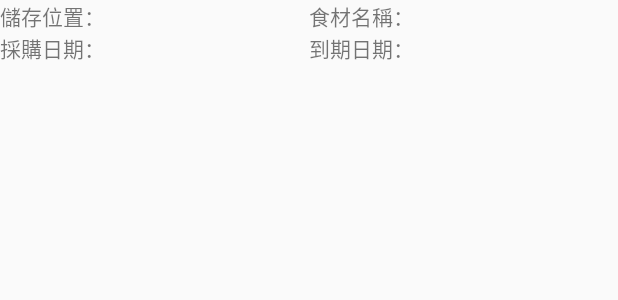
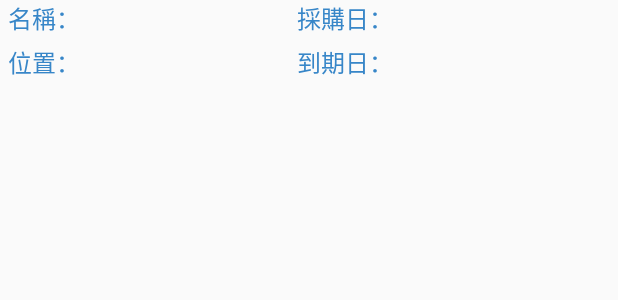
Before and after one commit to chrislai0621/Ce_Refrigerator, an Android app: the layout listview_main.xml on its own in the app's theme, with its tools: preview values and no code run, on a phone screen of 412 x 824 dp. Shown: the top 300 px of the screen. Run offline under Robolectric (Android 15) with nearby library versions, the phone set to English and light mode, and no system bars.

Commit message:
修改listview樣式

```diff
--- a/app/src/main/res/layout/activity_refrigerator.xml
+++ b/app/src/main/res/layout/activity_refrigerator.xml
@@ -35,7 +35,9 @@
             style="@style/Button"/>
     </RelativeLayout>
 
-
+    <ScrollView
+        android:layout_width="match_parent"
+        android:layout_height="match_parent">
 
     <LinearLayout
         android:id="@+id/main_layout"
@@ -44,4 +46,5 @@
         android:baselineAligned="false">
 
     </LinearLayout>
+    </ScrollView>
 </LinearLayout>
--- a/app/src/main/res/layout/listview_main.xml
+++ b/app/src/main/res/layout/listview_main.xml
@@ -2,73 +2,86 @@
 <LinearLayout xmlns:android="http://schemas.android.com/apk/res/android"
     android:layout_width="match_parent"
     android:layout_height="wrap_content"
+    android:paddingLeft="5dp"
+    android:paddingRight="5dp"
     android:orientation="vertical">
+
+    <LinearLayout
+        android:layout_width="match_parent"
+        android:layout_height="wrap_content"
+        android:layout_marginBottom="5dp"
+        android:orientation="horizontal">
+        <TextView
+
+            android:layout_width="wrap_content"
+            android:layout_height="wrap_content"
+            android:text="名稱："
+            style="@style/listView_TextView"/>
+
+        <TextView
+            android:id="@+id/tvFoodName3"
+            android:layout_width="0dp"
+            android:layout_height="wrap_content"
+            android:layout_weight="1"
+            style="@style/listView_TextView2"/>
+
+        <TextView
+
+            android:layout_width="wrap_content"
+            android:layout_height="wrap_content"
+            android:text="採購日："
+            style="@style/listView_TextView"/>
+
+        <TextView
+            android:id="@+id/tvPurchasedDate3"
+            android:layout_width="0dp"
+            android:layout_height="wrap_content"
+            android:layout_weight="1"
+            style="@style/listView_TextView2"/>
+
+
+    </LinearLayout>
 
     <TextView
         android:id="@+id/itemid"
         android:layout_width="match_parent"
         android:layout_height="wrap_content"
-        android:visibility="gone" />
+        android:visibility="gone"
+        style="@style/listView_TextView"/>
 
     <LinearLayout
         android:layout_width="match_parent"
         android:layout_height="wrap_content"
+        android:layout_marginBottom="5dp"
         android:orientation="horizontal">
+        <TextView
+
+            android:layout_width="wrap_content"
+            android:layout_height="wrap_content"
+            android:text="位置："
+            style="@style/listView_TextView"/>
+
+        <TextView
+            android:id="@+id/tvStoragy"
+            android:layout_width="0dp"
+            android:layout_height="wrap_content"
+            android:layout_weight="1"
+            style="@style/listView_TextView2"/>
+
 
         <TextView
 
             android:layout_width="wrap_content"
             android:layout_height="wrap_content"
-            android:text="儲存位置：" />
-
-        <TextView
-            android:id="@+id/tvStoragy"
-            android:layout_width="0dp"
-            android:layout_height="wrap_content"
-            android:layout_weight="1" />
-
-        <TextView
-
-            android:layout_width="wrap_content"
-            android:layout_height="wrap_content"
-            android:text="食材名稱：" />
-
-        <TextView
-            android:id="@+id/tvFoodName3"
-            android:layout_width="0dp"
-            android:layout_height="wrap_content"
-            android:layout_weight="1" />
-
-    </LinearLayout>
-
-    <LinearLayout
-        android:layout_width="match_parent"
-        android:layout_height="wrap_content"
-        android:orientation="horizontal">
-
-        <TextView
-
-            android:layout_width="wrap_content"
-            android:layout_height="wrap_content"
-            android:text="採購日期：" />
-
-        <TextView
-            android:id="@+id/tvPurchasedDate3"
-            android:layout_width="0dp"
-            android:layout_height="wrap_content"
-            android:layout_weight="1" />
-
-        <TextView
-
-            android:layout_width="wrap_content"
-            android:layout_height="wrap_content"
-            android:text="到期日期：" />
+            android:text="到期日："
+            style="@style/listView_TextView"/>
 
         <TextView
             android:id="@+id/tvExpiredDate3"
             android:layout_width="0dp"
             android:layout_height="wrap_content"
-            android:layout_weight="1" />
+            android:layout_weight="1"
+            style="@style/listView_TextView2"/>
 
 
     </LinearLayout>
--- a/app/src/main/res/layout/main_list_content.xml
+++ b/app/src/main/res/layout/main_list_content.xml
@@ -1,11 +1,15 @@
 <?xml version="1.0" encoding="utf-8"?>
 <LinearLayout xmlns:android="http://schemas.android.com/apk/res/android"
     android:layout_width="match_parent"
-    android:layout_height="wrap_content">
+    android:layout_height="wrap_content"
+    android:paddingLeft="10dp"
+    android:paddingRight="10dp">
 
         <ListView android:id="@+id/listviewMainContent"
             android:layout_width="match_parent"
             android:layout_height="wrap_content"
+            android:divider="#d83786c8"
+            android:dividerHeight="1px"
             >
 
         </ListView>
--- a/app/src/main/res/values/styles.xml
+++ b/app/src/main/res/values/styles.xml
@@ -8,21 +8,22 @@
         <item name="colorAccent">@color/colorAccent</item>
     </style>
 
-    <style name="ItemDetails_TextView" >
+    <style name="ItemDetails_TextView">
         <item name="android:layout_width">wrap_content</item>
         <item name="android:layout_height">wrap_content</item>
         <item name="android:textAppearance">@style/Base.TextAppearance.AppCompat.Large</item>
         <item name="android:layout_gravity">bottom</item>
     </style>
 
-    <style name="ItemDetails_EditView" >
+    <style name="ItemDetails_EditView">
         <item name="android:layout_width">0dp</item>
         <item name="android:layout_weight">4</item>
         <item name="android:layout_height">wrap_content</item>
         <item name="android:textAppearance">@style/Base.TextAppearance.AppCompat.Large</item>
         <item name="android:layout_gravity">bottom</item>
     </style>
-    <style name="ItemDetails_Spinner" >
+
+    <style name="ItemDetails_Spinner">
         <item name="android:layout_width">fill_parent</item>
         <item name="android:layout_height">wrap_content</item>
         <item name="android:textAppearance">@style/Base.TextAppearance.AppCompat.Large</item>
@@ -30,7 +31,7 @@
 
     </style>
 
-    <style name="ItemDetails_EditViewDate" >
+    <style name="ItemDetails_EditViewDate">
         <item name="android:layout_width">0dp</item>
         <item name="android:layout_weight">4</item>
         <item name="android:layout_height">wrap_content</item>
@@ -39,7 +40,7 @@
         <item name="android:layout_gravity">bottom</item>
     </style>
 
-    <style name="ItemDetails_EditViewAmount" >
+    <style name="ItemDetails_EditViewAmount">
         <item name="android:layout_width">0dp</item>
         <item name="android:layout_weight">4</item>
         <item name="android:layout_height">wrap_content</item>
@@ -48,7 +49,7 @@
         <item name="android:layout_gravity">bottom</item>
     </style>
 
-    <style name="ItemDetails_RadioButton" >
+    <style name="ItemDetails_RadioButton">
         <item name="android:layout_width">0dp</item>
         <item name="android:layout_weight">1</item>
         <item name="android:layout_height">wrap_content</item>
@@ -72,5 +73,15 @@
         <item name="android:layout_margin">5dp</item>
         <item name="android:paddingLeft">10dp</item>
         <item name="android:paddingRight">10dp</item>
-        </style>
+    </style>
+
+    <style name="listView_TextView">
+        <item name="android:textColor">#3786c8</item>
+        <item name="android:textSize">16sp</item>
+    </style>
+
+    <style name="listView_TextView2">
+        <item name="android:textColor">#245883</item>
+        <item name="android:textSize">16sp</item>
+    </style>
 </resources>
```
Also changed, not shown: app/src/main/res/layout/activity_main.xml (+18 -5 lines).
